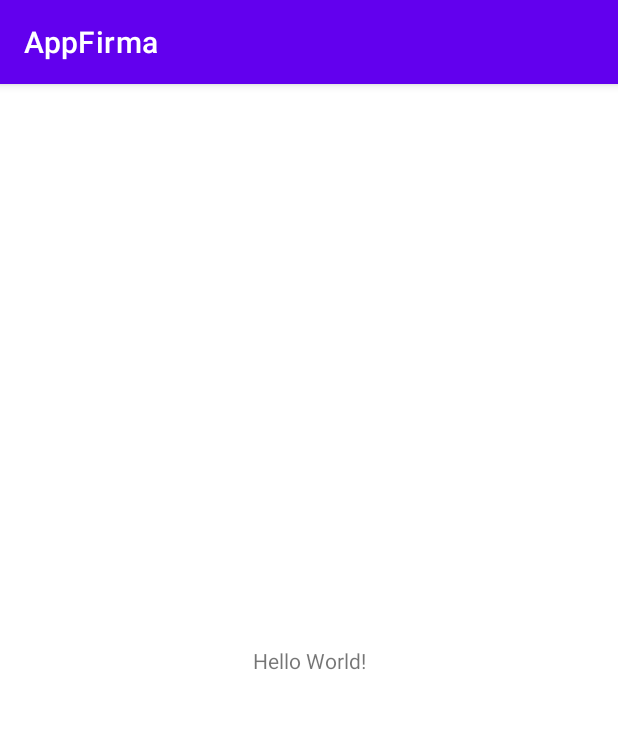
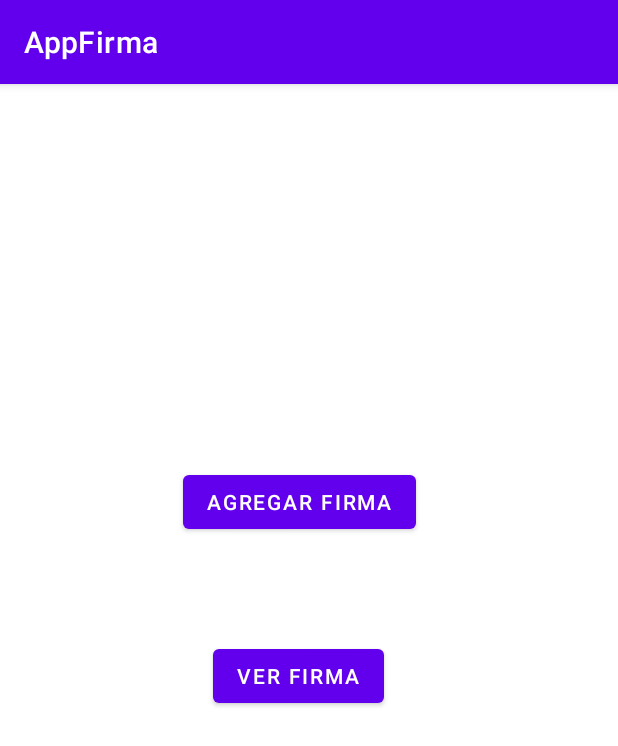
Before and after one commit to YeltsB/AppFirma, an Android app: the screen it shows after launch (MainActivity), on a phone screen of 412 x 824 dp. Shown: the top 746 px of the screen. Run offline under Robolectric (Android 15) with nearby library versions, the phone set to English and light mode, and no system bars.

Commit message:
Se creo Pantalla Principal y Vista para visualzar firmas

```diff
--- a/app/src/main/AndroidManifest.xml
+++ b/app/src/main/AndroidManifest.xml
@@ -9,6 +9,7 @@
         android:roundIcon="@mipmap/ic_launcher_round"
         android:supportsRtl="true"
         android:theme="@style/Theme.AppFirma">
+        <activity android:name=".listaImagenes"></activity>
         <activity android:name=".MainActivity">
             <intent-filter>
                 <action android:name="android.intent.action.MAIN" />
--- a/app/src/main/java/com/aplicacion/appfirma/MainActivity.java
+++ b/app/src/main/java/com/aplicacion/appfirma/MainActivity.java
@@ -2,7 +2,10 @@ package com.aplicacion.appfirma;
 
 import androidx.appcompat.app.AppCompatActivity;
 
+import android.content.Intent;
 import android.os.Bundle;
+import android.view.View;
+import android.widget.Button;
 
 public class MainActivity extends AppCompatActivity {
 
@@ -10,5 +13,15 @@ public class MainActivity extends AppCompatActivity {
     protected void onCreate(Bundle savedInstanceState) {
         super.onCreate(savedInstanceState);
         setContentView(R.layout.activity_main);
+
+        Button btnImagenes = (Button) findViewById(R.id.btnVerFirmas);
+
+        btnImagenes.setOnClickListener(new View.OnClickListener() {
+            @Override
+            public void onClick(View view) {
+                Intent intent = new Intent(getApplicationContext(), listaImagenes.class);
+                startActivity(intent);
+            }
+        });
     }
 }
--- a/app/src/main/res/layout/activity_main.xml
+++ b/app/src/main/res/layout/activity_main.xml
@@ -6,13 +6,28 @@
     android:layout_height="match_parent"
     tools:context=".MainActivity">
 
-    <TextView
+    <Button
+        android:id="@+id/btnAgregarFirma"
         android:layout_width="wrap_content"
         android:layout_height="wrap_content"
-        android:text="Hello World!"
+        android:text="Agregar Firma"
         app:layout_constraintBottom_toBottomOf="parent"
-        app:layout_constraintLeft_toLeftOf="parent"
-        app:layout_constraintRight_toRightOf="parent"
-        app:layout_constraintTop_toTopOf="parent" />
+        app:layout_constraintEnd_toEndOf="parent"
+        app:layout_constraintHorizontal_bias="0.476"
+        app:layout_constraintStart_toStartOf="parent"
+        app:layout_constraintTop_toTopOf="parent"
+        app:layout_constraintVertical_bias="0.354" />
+
+    <Button
+        android:id="@+id/btnVerFirmas"
+        android:layout_width="wrap_content"
+        android:layout_height="wrap_content"
+        android:text="Ver Firma"
+        app:layout_constraintBottom_toBottomOf="parent"
+        app:layout_constraintEnd_toEndOf="parent"
+        app:layout_constraintHorizontal_bias="0.476"
+        app:layout_constraintStart_toStartOf="parent"
+        app:layout_constraintTop_toTopOf="parent"
+        app:layout_constraintVertical_bias="0.515" />
 
 </androidx.constraintlayout.widget.ConstraintLayout>
```
Also changed, not shown: app/src/main/java/com/aplicacion/appfirma/Adaptador.java (added, +41 -0 lines), app/src/main/java/com/aplicacion/appfirma/FirmaImagen.java (added, +25 -0 lines), app/src/main/java/com/aplicacion/appfirma/SQLiteConexion.java (added, +48 -0 lines), app/src/main/java/com/aplicacion/appfirma/listaImagenes.java (added, +46 -0 lines), app/src/main/java/com/aplicacion/appfirma/transacciones/Transacciones.java (added, +16 -0 lines), app/src/main/res/layout/activity_lista_imagenes.xml (added, +14 -0 lines), app/src/main/res/layout/grid_view_items.xml (added, +40 -0 lines).
